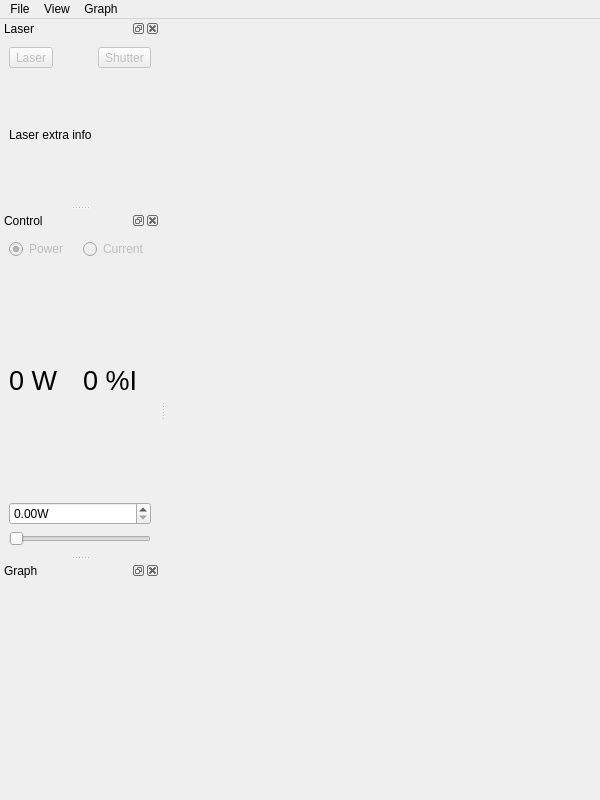
First picture: the form in gui/laser/ui_laser.ui, repository CNBP-RMIT/qudi, before the edit.
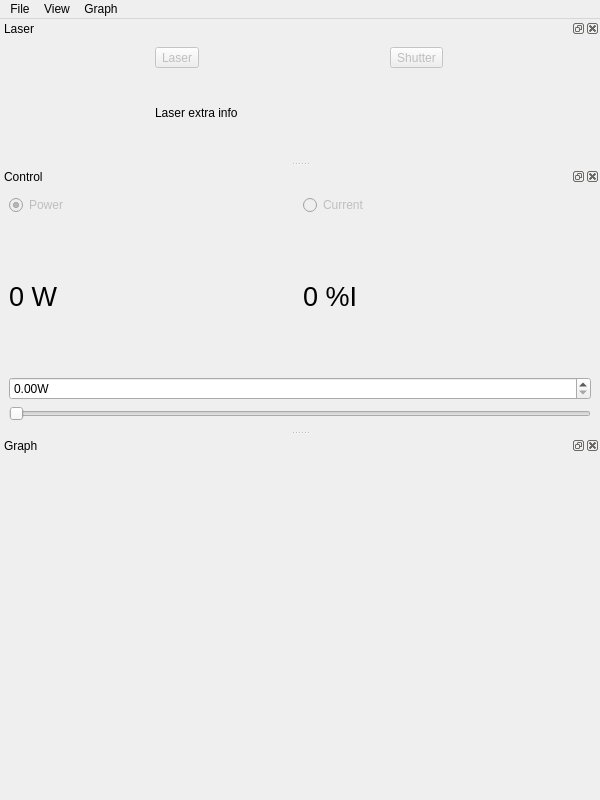
Second picture: the form after the edit. Icons and pictures are not drawn. Custom widgets are drawn as their Qt base class.

Commit message: fixed issue of widgets not expanding

Diff of the .ui file:
```diff
--- a/gui/laser/ui_laser.ui
+++ b/gui/laser/ui_laser.ui
@@ -13,9 +13,7 @@
   <property name="windowTitle">
    <string>Qudi: Laser</string>
   </property>
-  <widget class="QWidget" name="centralwidget">
-   <layout class="QVBoxLayout" name="verticalLayout_3"/>
-  </widget>
+  <layout class="QVBoxLayout" name="verticalLayout_3"/>
   <widget class="QDockWidget" name="laserDockWidget">
    <property name="windowTitle">
     <string>Laser</string>
@@ -105,6 +103,18 @@
    <property name="windowTitle">
     <string>Control</string>
    </property>
+   <property name="baseSize">
+    <size>
+     <width>600</width>
+     <height>240</height>
+    </size>
+   </property>
+   <property name="sizePolicy">
+    <sizepolicy hsizetype="Preferred" vsizetype="Preferred">
+     <horstretch>1</horstretch>
+     <verstretch>1</verstretch>
+    </sizepolicy>
+   </property>
    <attribute name="dockWidgetArea">
     <number>1</number>
    </attribute>
@@ -205,12 +215,6 @@
    <property name="minimumSize">
     <size>
      <width>79</width>
-     <height>100</height>
-    </size>
-   </property>
-   <property name="baseSize">
-    <size>
-     <width>400</width>
      <height>200</height>
     </size>
    </property>
```
Left out of the diff: 20 changed lines with no effect on the pictures.
